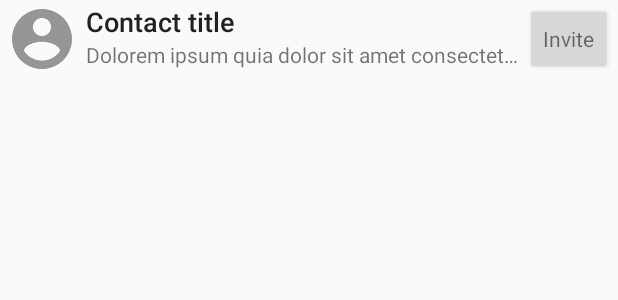
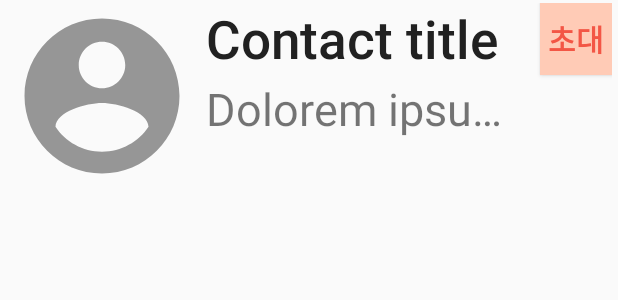
Before and after one commit to jinee525/OpenSWplatform_messenger, an Android app: the layout contact_invite.xml on its own in the app's theme, with its tools: preview values and no code run, on a phone screen of 412 x 824 dp. Shown: the top 300 px of the screen. Run offline under Robolectric (Android 15) with nearby library versions, the phone set to English and light mode, and no system bars.

Commit message:
edit layout

```diff
--- a/app/build.gradle
+++ b/app/build.gradle
@@ -10,6 +10,8 @@ android {
 
         versionCode gitVersionCode()
         versionName gitVersionName()
+
+        vectorDrawables.useSupportLibrary = true
     }
 
     buildTypes {
--- a/app/src/main/res/drawable/pill_counter.xml
+++ b/app/src/main/res/drawable/pill_counter.xml
@@ -2,11 +2,11 @@
 <shape xmlns:android="http://schemas.android.com/apk/res/android"
     android:shape="oval">
 
-    <solid android:color="@color/colorPillCounter" />
+    <solid android:color="@color/연락혀부대표" />
 
     <stroke
         android:width="2sp"
-        android:color="@color/colorPillCounter" />
+        android:color="@color/연락혀대표" />
 
     <size
         android:width="14sp"
--- a/app/src/main/res/drawable/splash_screen.xml
+++ b/app/src/main/res/drawable/splash_screen.xml
@@ -2,7 +2,7 @@
 <layer-list xmlns:android="http://schemas.android.com/apk/res/android"
             android:opacity="opaque">
 
-    <item android:drawable="@color/colorSplashScreenBackground"
+    <item android:drawable="@color/연락혀부대표"
           android:gravity="fill" />
 
     <item>
--- a/app/src/main/res/drawable/typing_indicator_0.xml
+++ b/app/src/main/res/drawable/typing_indicator_0.xml
@@ -1,5 +1,5 @@
 <?xml version="1.0" encoding="utf-8"?>
 <shape xmlns:android="http://schemas.android.com/apk/res/android"
        android:shape="oval">
-    <solid android:color="@color/colorUserOnline" />
+    <solid android:color="@color/연락혀대표" />
 </shape>
--- a/app/src/main/res/layout/contact_invite.xml
+++ b/app/src/main/res/layout/contact_invite.xml
@@ -1,61 +1,66 @@
 <?xml version="1.0" encoding="utf-8"?>
-<RelativeLayout
-    xmlns:android="http://schemas.android.com/apk/res/android"
+<RelativeLayout xmlns:android="http://schemas.android.com/apk/res/android"
+    xmlns:app="http://schemas.android.com/apk/res-auto"
+    xmlns:tools="http://schemas.android.com/tools"
     android:layout_width="match_parent"
-    android:layout_height="?android:attr/listPreferredItemHeight"
-    xmlns:tools="http://schemas.android.com/tools"
-    xmlns:app="http://schemas.android.com/apk/res-auto"
+    android:layout_height="128dp"
     android:background="?android:attr/activatedBackgroundIndicator"
     android:orientation="horizontal"
-    android:paddingBottom="2dp"
+    android:paddingLeft="4dp"
     android:paddingTop="2dp"
-    android:paddingLeft="4dp"
-    android:paddingRight="4dp">
+    android:paddingRight="4dp"
+    android:paddingBottom="2dp">
 
     <ImageView
         android:id="@android:id/icon"
-        android:layout_width="48sp"
-        android:layout_height="48sp"
-        app:srcCompat="@drawable/ic_person_circle"
+        android:layout_width="128dp"
+        android:layout_height="128dp"
         android:layout_alignParentLeft="true"
-        android:layout_marginRight="5dp" />
+        android:layout_marginRight="5dp"
+        app:srcCompat="@drawable/ic_person_circle" />
 
     <Button
         android:id="@+id/buttonInvite"
+        style="@style/Widget.AppCompat.Button.Small"
         android:layout_width="wrap_content"
         android:layout_height="wrap_content"
         android:layout_alignParentRight="true"
+        android:background="@color/연락혀부대표"
         android:focusable="false"
         android:text="@string/invite"
         android:textAppearance="?android:attr/textAppearanceSmall"
-        style="@style/Widget.AppCompat.Button.Small"/>
+        android:textColor="@color/연락혀대표"
+        android:textSize="20sp"
+        android:textStyle="bold" />
 
     <TextView
         android:id="@android:id/text1"
+        android:layout_width="match_parent"
+        android:layout_height="50dp"
+        android:layout_alignParentTop="true"
+        android:layout_gravity="left"
+        android:layout_toLeftOf="@id/buttonInvite"
         android:layout_toRightOf="@android:id/icon"
-            android:layout_toLeftOf="@id/buttonInvite"
-            android:layout_width="match_parent"
-            android:layout_height="wrap_content"
-            android:layout_gravity="left"
+        android:maxLines="1"
         android:paddingEnd="16sp"
         android:paddingRight="16sp"
-            android:layout_alignParentTop="true"
-            android:maxLines="1"
-            tools:text="Contact title"
-            android:textAppearance="@style/contactListTextPrimary"/>
+        android:textAppearance="@style/contactListTextPrimary"
+        android:textSize="35sp"
+        tools:text="Contact title" />
 
     <TextView
         android:id="@android:id/text2"
-            android:layout_toRightOf="@android:id/icon"
-            android:layout_toLeftOf="@id/buttonInvite"
         android:layout_width="fill_parent"
         android:layout_height="wrap_content"
+        android:layout_below="@android:id/text1"
         android:layout_gravity="top"
+        android:layout_toLeftOf="@id/buttonInvite"
+        android:layout_toRightOf="@android:id/icon"
         android:ellipsize="end"
+        android:maxWidth="240sp"
         android:maxLines="1"
-            android:maxWidth="240sp"
-            android:layout_below="@android:id/text1"
-            tools:text="Dolorem ipsum quia dolor sit amet consectetur adipisci velit"
-            android:textAppearance="?android:attr/textAppearanceSmall"/>
+        android:textAppearance="?android:attr/textAppearanceSmall"
+        android:textSize="30sp"
+        tools:text="Dolorem ipsum quia dolor sit amet consectetur adipisci velit" />
 
 </RelativeLayout>
--- a/app/src/main/res/layout/dialog_edit_account.xml
+++ b/app/src/main/res/layout/dialog_edit_account.xml
@@ -11,7 +11,7 @@
     <android.support.design.widget.TextInputLayout
         android:id="@+id/editTitleWrapper"
         android:layout_width="match_parent"
-        android:layout_height="wrap_content">
+        android:layout_height="80dp">
 
         <android.support.design.widget.TextInputEditText
             android:id="@+id/editTitle"
@@ -19,7 +19,8 @@
             android:layout_height="wrap_content"
             android:hint="@string/full_name"
             android:inputType="text"
-            tools:text="Bambarbia Kirgudu"/>
+            android:textSize="35sp"
+            tools:text="김영자" />
 
     </android.support.design.widget.TextInputLayout>
 
--- a/app/src/main/res/values/colors.xml
+++ b/app/src/main/res/values/colors.xml
@@ -94,5 +94,7 @@
         <item>#D84315</item>
     </array>
     <color name="letter_tile_text_color_dark">#dedede</color>
+    <color name="연락혀대표">#f35645</color>
+    <color name="연락혀부대표">#ffcbb6</color>
 
 </resources>
```
Also changed, not shown: app/src/main/res/layout/contact.xml (+40 -33 lines), app/src/main/res/layout/dialog_about.xml (+7 -6 lines), app/src/main/res/layout/dialog_add_by_id.xml (+8 -5 lines), app/src/main/res/layout/fragment_account_info.xml (+7 -5 lines), app/src/main/res/layout/fragment_edit_members.xml (+7 -4 lines), app/src/main/res/layout/fragment_login.xml (+20 -15 lines), app/src/main/res/layout/toolbar_with_tabs.xml (+5 -3 lines), app/src/main/res/values/strings.xml (+58 -58 lines), app/src/main/res/drawable/NEWICON.png (added), app/src/main/res/drawable/연락혀small.png (added). Lines whose indentation alone changed are shown as unchanged.
